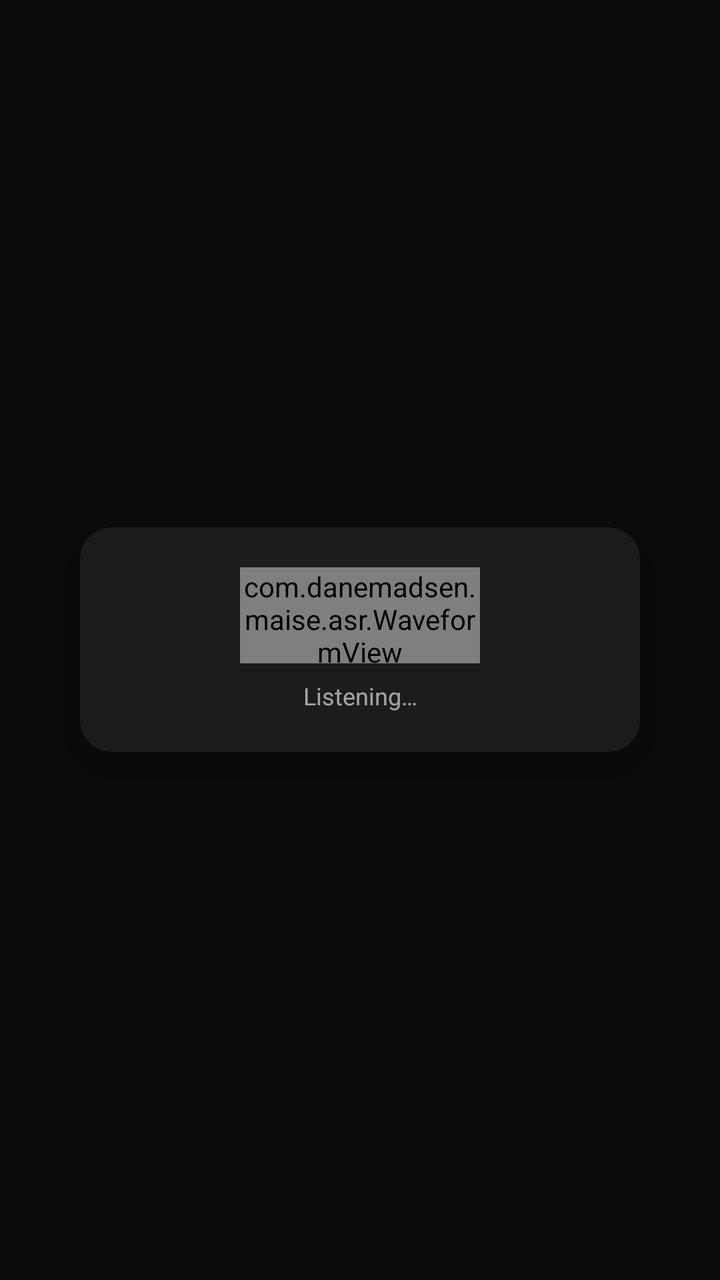
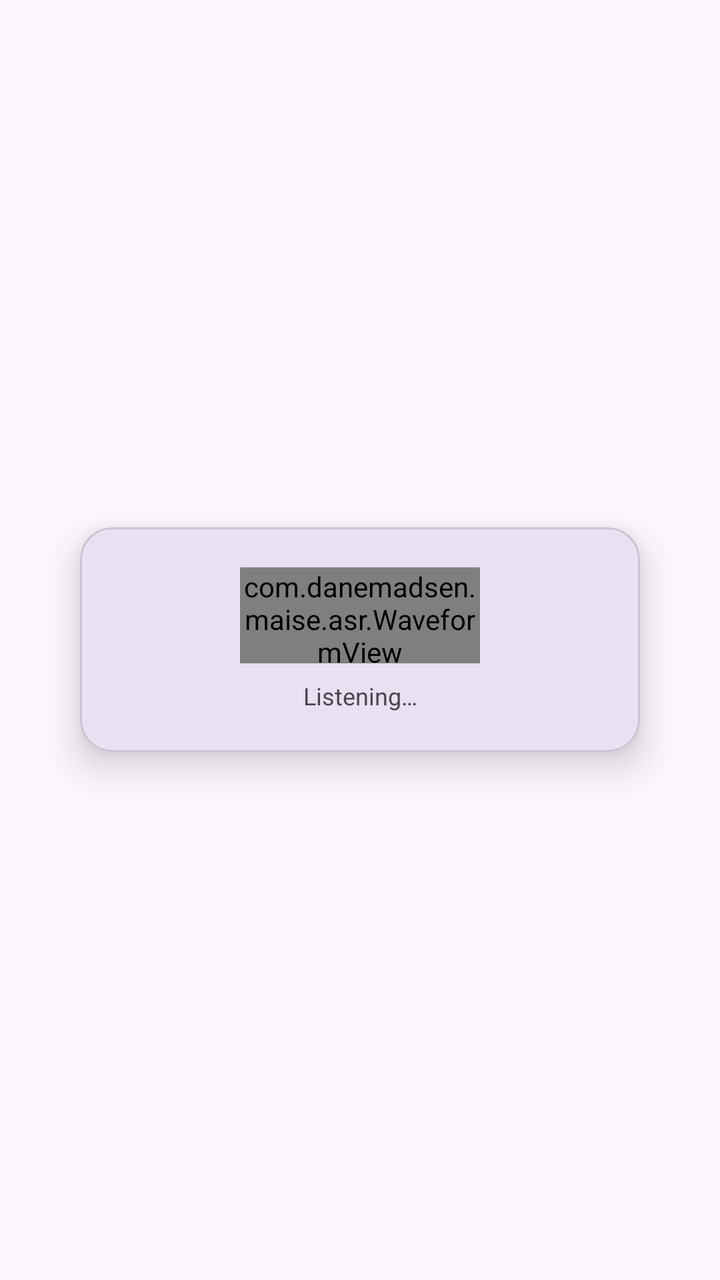

An Android layout rendered at two revisions. The XML below is the earlier revision; the diff shows what the commit changed to produce the second picture.
<!-- AndroidManifest.xml: application theme Theme.Maise -->
<!-- res/layout/activity_recognize.xml -->
<?xml version="1.0" encoding="utf-8"?>
<FrameLayout xmlns:android="http://schemas.android.com/apk/res/android"
    xmlns:app="http://schemas.android.com/apk/res-auto"
    android:layout_width="match_parent"
    android:layout_height="match_parent">

    <com.google.android.material.card.MaterialCardView
        android:id="@+id/recognizeCard"
        android:layout_width="280dp"
        android:layout_height="wrap_content"
        android:layout_gravity="center"
        app:cardBackgroundColor="@color/surface"
        app:cardCornerRadius="16dp"
        app:cardElevation="12dp">

        <LinearLayout
            android:layout_width="match_parent"
            android:layout_height="wrap_content"
            android:orientation="vertical"
            android:gravity="center"
            android:paddingStart="24dp"
            android:paddingEnd="24dp"
            android:paddingTop="20dp"
            android:paddingBottom="20dp">

            <com.danemadsen.maise.asr.WaveformView
                android:id="@+id/recognizeWaveform"
                android:layout_width="120dp"
                android:layout_height="48dp" />

            <TextView
                android:id="@+id/recognizeText"
                android:layout_width="match_parent"
                android:layout_height="wrap_content"
                android:layout_marginTop="12dp"
                android:gravity="center"
                android:textColor="@color/on_surface"
                android:textSize="16sp"
                android:maxLines="3"
                android:ellipsize="end"
                android:visibility="gone" />

            <TextView
                android:id="@+id/recognizeStatus"
                android:layout_width="match_parent"
                android:layout_height="wrap_content"
                android:layout_marginTop="8dp"
                android:gravity="center"
                android:text="@string/recognize_listening"
                android:textColor="@color/hint_text"
                android:textSize="12sp" />

        </LinearLayout>

    </com.google.android.material.card.MaterialCardView>

</FrameLayout>
<!-- resources referenced by this layout -->
<resources>
  <color name="hint_text">#99FFFFFF</color>
  <color name="on_surface">#FFFFFF</color>
  <color name="surface">#1c1c1e</color>
  <string name="recognize_listening">Listening…</string>
  <style name="Theme.Maise" parent="Theme.MaterialComponents.DayNight.NoActionBar">
          <item name="colorPrimary">@color/on_surface</item>
          <item name="colorOnPrimary">@color/app_background</item>
          <item name="colorPrimaryVariant">@color/surface</item>
          <item name="colorSurface">@color/surface</item>
          <item name="colorOnSurface">@color/on_surface</item>
          <item name="android:windowBackground">@color/app_background</item>
          <item name="android:textColorPrimary">@color/on_surface</item>
          <item name="android:textColorSecondary">@color/hint_text</item>
          <item name="android:statusBarColor">@color/app_background</item>
          <item name="android:windowLightStatusBar" tools:targetApi="m">false</item>
      </style>
  <color name="app_background">#0b0b0c</color>
</resources>

<!-- the commit's change to res/layout/activity_recognize.xml (unified diff, before → after) -->
@@ -9,7 +9,6 @@
         android:layout_width="280dp"
         android:layout_height="wrap_content"
         android:layout_gravity="center"
-        app:cardBackgroundColor="@color/surface"
         app:cardCornerRadius="16dp"
         app:cardElevation="12dp">
 
@@ -34,7 +33,7 @@
                 android:layout_height="wrap_content"
                 android:layout_marginTop="12dp"
                 android:gravity="center"
-                android:textColor="@color/on_surface"
+                android:textColor="?attr/colorOnSurface"
                 android:textSize="16sp"
                 android:maxLines="3"
                 android:ellipsize="end"
@@ -47,7 +46,7 @@
                 android:layout_marginTop="8dp"
                 android:gravity="center"
                 android:text="@string/recognize_listening"
-                android:textColor="@color/hint_text"
+                android:textColor="?attr/colorOnSurfaceVariant"
                 android:textSize="12sp" />
 
         </LinearLayout>
<!-- resource entries referenced after the edit -->
@@ -1,21 +1,10 @@
 <!-- resources referenced by this layout -->
 <resources>
-  <color name="hint_text">#99FFFFFF</color>
-  <color name="on_surface">#FFFFFF</color>
-  <color name="surface">#1c1c1e</color>
   <string name="recognize_listening">Listening…</string>
-  <style name="Theme.Maise" parent="Theme.MaterialComponents.DayNight.NoActionBar">
-          <item name="colorPrimary">@color/on_surface</item>
-          <item name="colorOnPrimary">@color/app_background</item>
-          <item name="colorPrimaryVariant">@color/surface</item>
-          <item name="colorSurface">@color/surface</item>
-          <item name="colorOnSurface">@color/on_surface</item>
-          <item name="android:windowBackground">@color/app_background</item>
-          <item name="android:textColorPrimary">@color/on_surface</item>
-          <item name="android:textColorSecondary">@color/hint_text</item>
-          <item name="android:statusBarColor">@color/app_background</item>
-          <item name="android:windowLightStatusBar" tools:targetApi="m">false</item>
+  <style name="Theme.Maise" parent="Theme.Material3.DayNight.NoActionBar">
+          <item name="android:windowDrawsSystemBarBackgrounds">true</item>
+          <item name="android:statusBarColor">@android:color/transparent</item>
+          <item name="android:windowLightStatusBar">true</item>
       </style>
-  <color name="app_background">#0b0b0c</color>
 </resources>
 
